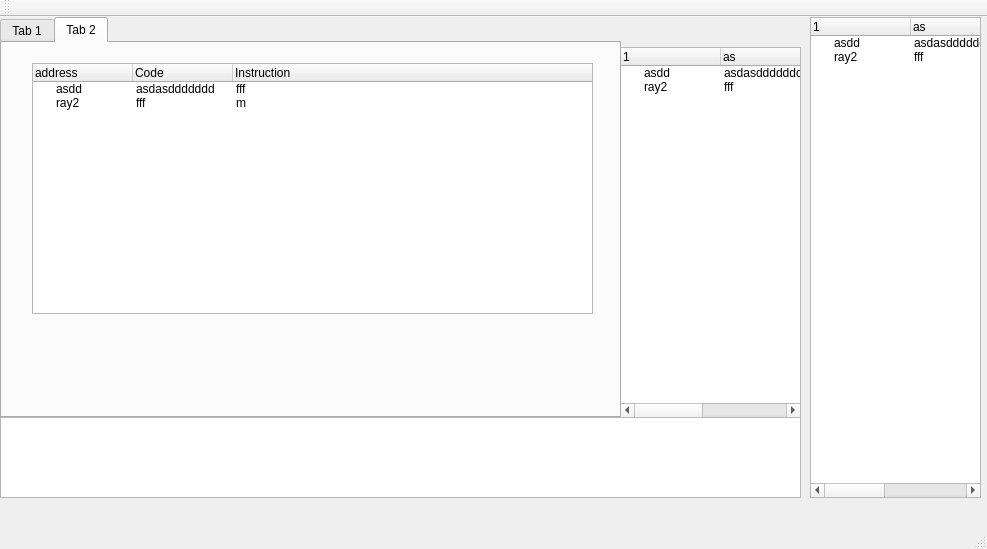
First picture: the form in mainwindow.ui, repository Mamoanwar97/MIPS_Simulator, before the edit.
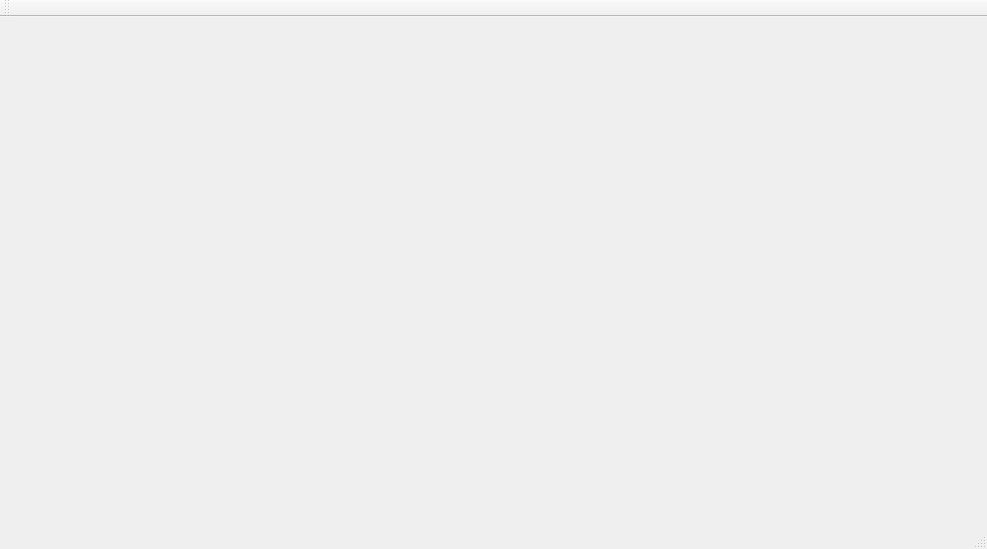
Second picture: the form after the edit.

```diff
--- a/mainwindow.ui
+++ b/mainwindow.ui
@@ -13,223 +13,7 @@
   <property name="windowTitle">
    <string>MainWindow</string>
   </property>
-  <widget class="QWidget" name="centralWidget">
-   <widget class="QTreeWidget" name="treeWidget">
-    <property name="geometry">
-     <rect>
-      <x>620</x>
-      <y>30</y>
-      <width>181</width>
-      <height>371</height>
-     </rect>
-    </property>
-    <column>
-     <property name="text">
-      <string>1</string>
-     </property>
-    </column>
-    <column>
-     <property name="text">
-      <string>as</string>
-     </property>
-    </column>
-    <column>
-     <property name="text">
-      <string>asddd</string>
-     </property>
-    </column>
-    <column>
-     <property name="text">
-      <string>ff</string>
-     </property>
-    </column>
-    <item>
-     <property name="text">
-      <string>asdd</string>
-     </property>
-     <property name="text">
-      <string>asdasddddddd</string>
-     </property>
-     <property name="text">
-      <string>fff</string>
-     </property>
-     <property name="text">
-      <string>aaaa</string>
-     </property>
-    </item>
-    <item>
-     <property name="text">
-      <string>ray2</string>
-     </property>
-     <property name="text">
-      <string>fff</string>
-     </property>
-     <property name="text">
-      <string>m</string>
-     </property>
-     <property name="text">
-      <string>as</string>
-     </property>
-    </item>
-   </widget>
-   <widget class="QTabWidget" name="aa_2">
-    <property name="geometry">
-     <rect>
-      <x>0</x>
-      <y>0</y>
-      <width>621</width>
-      <height>401</height>
-     </rect>
-    </property>
-    <property name="currentIndex">
-     <number>1</number>
-    </property>
-    <widget class="QWidget" name="tab_3">
-     <attribute name="title">
-      <string>Tab 1</string>
-     </attribute>
-     <widget class="QPlainTextEdit" name="plainTextEdit">
-      <property name="geometry">
-       <rect>
-        <x>0</x>
-        <y>0</y>
-        <width>621</width>
-        <height>271</height>
-       </rect>
-      </property>
-      <property name="plainText">
-       <string>asdasd
-asddddddddddddddd
-assssas
-asdasdasd
-
-
-aaaaaaaaa</string>
-      </property>
-     </widget>
-    </widget>
-    <widget class="QWidget" name="tab_4">
-     <attribute name="title">
-      <string>Tab 2</string>
-     </attribute>
-     <widget class="QTreeWidget" name="treeWidget_2">
-      <property name="geometry">
-       <rect>
-        <x>30</x>
-        <y>20</y>
-        <width>561</width>
-        <height>251</height>
-       </rect>
-      </property>
-      <column>
-       <property name="text">
-        <string>address</string>
-       </property>
-      </column>
-      <column>
-       <property name="text">
-        <string>Code</string>
-       </property>
-      </column>
-      <column>
-       <property name="text">
-        <string>Instruction</string>
-       </property>
-      </column>
-      <item>
-       <property name="text">
-        <string>asdd</string>
-       </property>
-       <property name="text">
-        <string>asdasddddddd</string>
-       </property>
-       <property name="text">
-        <string>fff</string>
-       </property>
-      </item>
-      <item>
-       <property name="text">
-        <string>ray2</string>
-       </property>
-       <property name="text">
-        <string>fff</string>
-       </property>
-       <property name="text">
-        <string>m</string>
-       </property>
-      </item>
-     </widget>
-    </widget>
-   </widget>
-   <widget class="QTreeWidget" name="treeWidget_3">
-    <property name="geometry">
-     <rect>
-      <x>810</x>
-      <y>0</y>
-      <width>171</width>
-      <height>481</height>
-     </rect>
-    </property>
-    <column>
-     <property name="text">
-      <string>1</string>
-     </property>
-    </column>
-    <column>
-     <property name="text">
-      <string>as</string>
-     </property>
-    </column>
-    <column>
-     <property name="text">
-      <string>asddd</string>
-     </property>
-    </column>
-    <column>
-     <property name="text">
-      <string>ff</string>
-     </property>
-    </column>
-    <item>
-     <property name="text">
-      <string>asdd</string>
-     </property>
-     <property name="text">
-      <string>asdasddddddd</string>
-     </property>
-     <property name="text">
-      <string>fff</string>
-     </property>
-     <property name="text">
-      <string>aaaa</string>
-     </property>
-    </item>
-    <item>
-     <property name="text">
-      <string>ray2</string>
-     </property>
-     <property name="text">
-      <string>fff</string>
-     </property>
-     <property name="text">
-      <string>m</string>
-     </property>
-     <property name="text">
-      <string>as</string>
-     </property>
-    </item>
-   </widget>
-   <widget class="QTextEdit" name="textEdit">
-    <property name="geometry">
-     <rect>
-      <x>0</x>
-      <y>400</y>
-      <width>801</width>
-      <height>81</height>
-     </rect>
-    </property>
-   </widget>
-  </widget>
+  <widget class="QWidget" name="centralWidget"/>
   <widget class="QMenuBar" name="menuBar">
    <property name="geometry">
     <rect>
```
Left out of the diff: 2 changed lines with no effect on the pictures.
